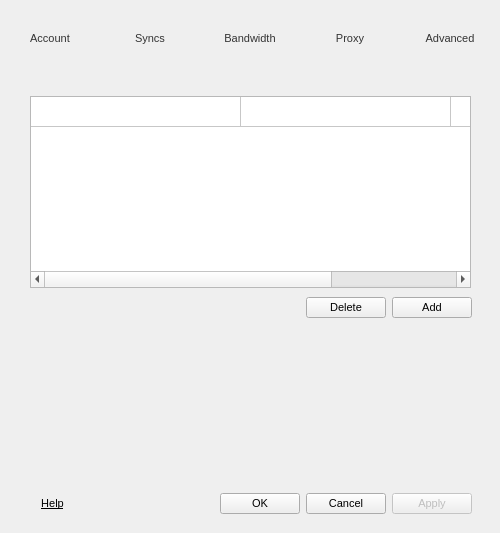
First picture: the form in Source/MEGASync/gui/linux/SettingsDialog.ui, repository meganz/MEGAsync, before the edit.
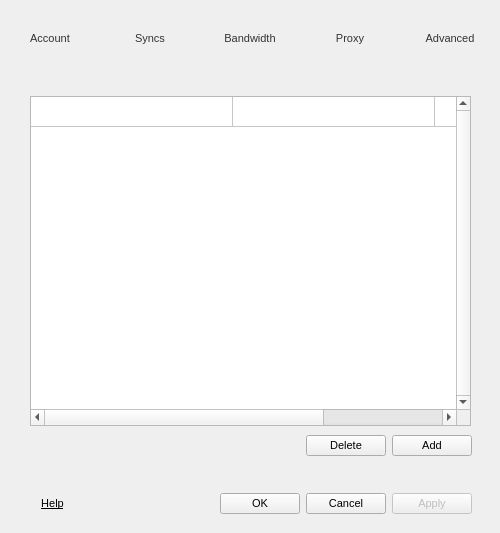
Second picture: the form after the edit. The open tabs and pages were chosen to show the change. Icons and pictures are not drawn.

Patch:
```diff
--- a/Source/MEGASync/gui/linux/SettingsDialog.ui
+++ b/Source/MEGASync/gui/linux/SettingsDialog.ui
@@ -1613,6 +1613,9 @@
                <property name="frameShape">
                 <enum>QFrame::StyledPanel</enum>
                </property>
+               <property name="verticalScrollBarPolicy">
+                <enum>Qt::ScrollBarAlwaysOn</enum>
+               </property>
                <property name="autoScroll">
                 <bool>false</bool>
                </property>
@@ -1647,13 +1650,13 @@
                 <bool>true</bool>
                </attribute>
                <attribute name="horizontalHeaderDefaultSectionSize">
-                <number>210</number>
+                <number>202</number>
                </attribute>
                <attribute name="horizontalHeaderHighlightSections">
                 <bool>true</bool>
                </attribute>
                <attribute name="horizontalHeaderMinimumSectionSize">
-                <number>210</number>
+                <number>202</number>
                </attribute>
                <attribute name="horizontalHeaderShowSortIndicator" stdset="0">
                 <bool>false</bool>
@@ -1822,10 +1825,13 @@
             <property name="orientation">
              <enum>Qt::Vertical</enum>
             </property>
+            <property name="sizeType">
+             <enum>QSizePolicy::Preferred</enum>
+            </property>
             <property name="sizeHint" stdset="0">
              <size>
               <width>20</width>
-              <height>40</height>
+              <height>16</height>
              </size>
             </property>
            </spacer>
```
Left out of the diff: 2 changed lines with no effect on the pictures.
